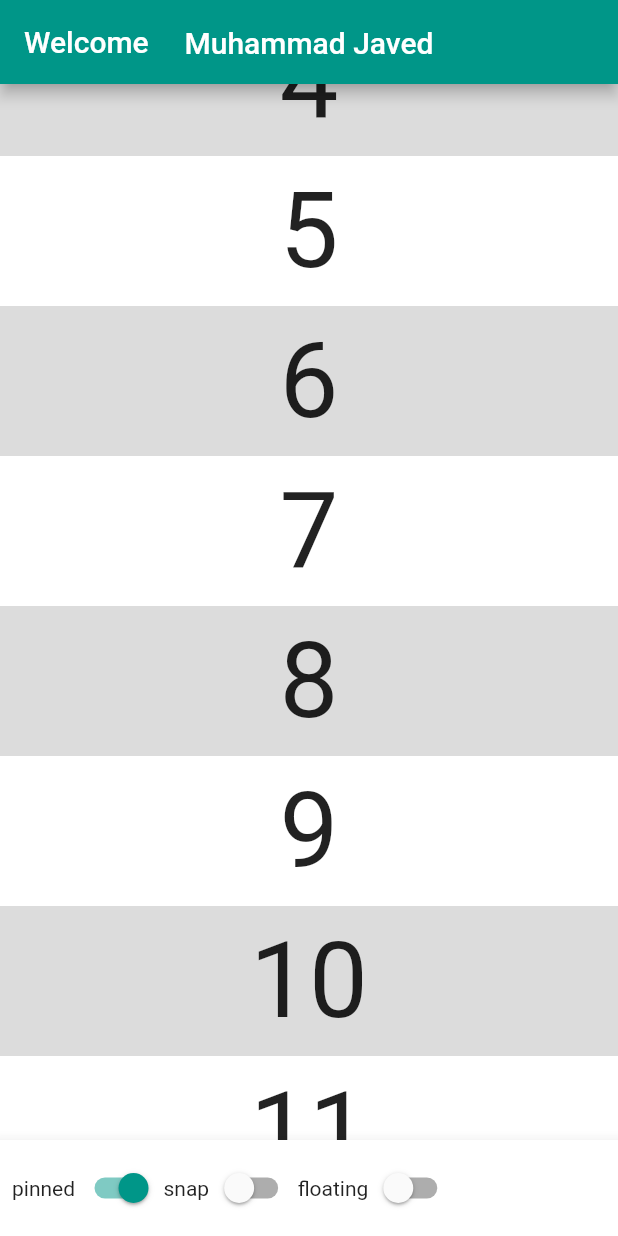
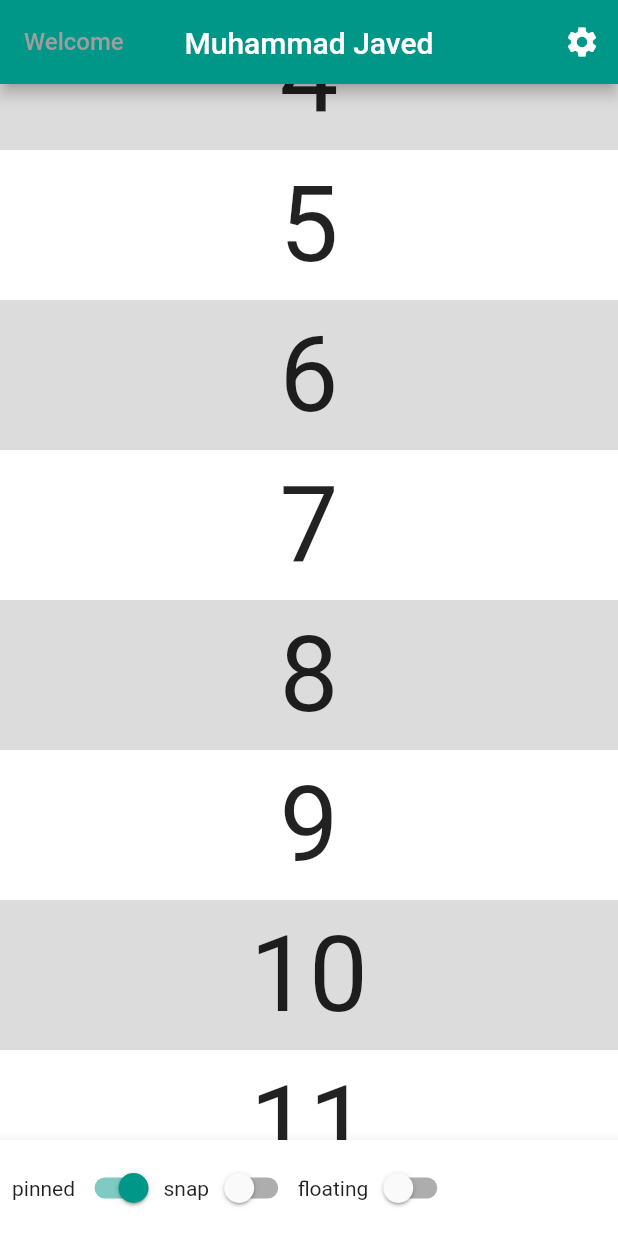
Before and after one commit to javedmughal-058/sliver_appbar_in_flutter, a Flutter app: the screen it shows after launch, scrolled down 576 dp, on a phone screen of 412 x 824 dp. Run offline on Flutter 3.47's test engine with Material 2 defaults, Android fonts, the phone set to English and light mode, and no system bars.

Commit message:
Update main.dart

```diff
--- a/lib/main.dart
+++ b/lib/main.dart
@@ -42,19 +42,22 @@ class _MyHomePageState extends State<MyHomePage> {
               snap: _snap,
               floating: _floating,
               expandedHeight: 160.0,
-              title: const Text('Welcome'),
+              title: const Text('Welcome', style: TextStyle(fontSize: 16, color: Colors.grey),),
+              actions: [
+                IconButton(
+
+                    onPressed: (){}, icon: const Icon(Icons.settings))
+              ],
               flexibleSpace: const FlexibleSpaceBar(
                 centerTitle: true,
                 title: Text('Muhammad Javed'),
+                expandedTitleScale: 1.6,
                 // background: FlutterLogo(),
               ),
             ),
             const SliverToBoxAdapter(
-              child: SizedBox(
-                height: 20,
-                child: Center(
-                  child: Text('Scroll to see the SliverAppBar in effect.'),
-                ),
+              child: Center(
+                child: Text('Scroll down to see the SliverAppBar functionality.'),
               ),
             ),
             SliverList(
```
